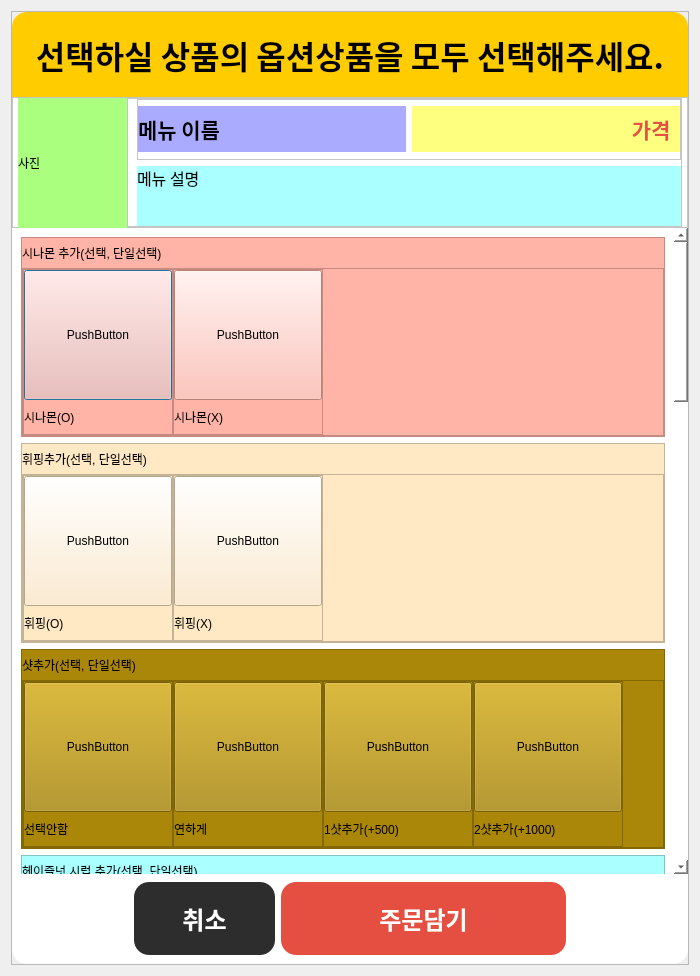
Before: the Qt Designer form UI/mega_choose_option_page.ui in guaba98/mega_kiosk, drawn with Qt 5.
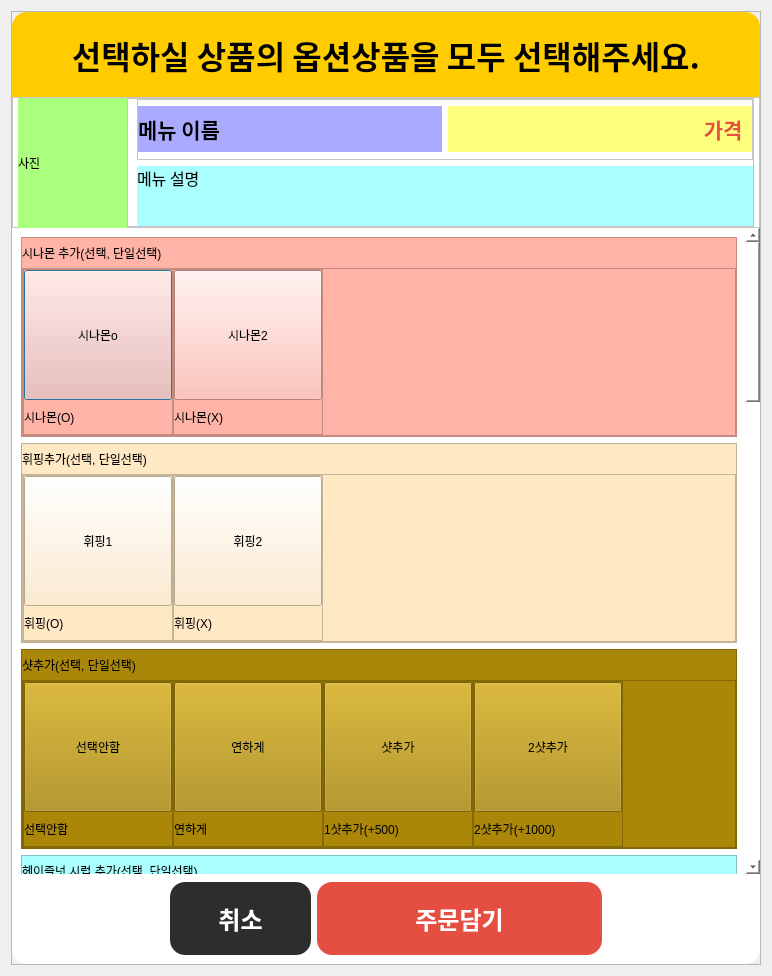
After: the same form once the commit is applied.

Commit message: mega kiosk day6 - 옵션 부분 수정중

```diff
--- a/UI/mega_choose_option_page.ui
+++ b/UI/mega_choose_option_page.ui
@@ -6,7 +6,7 @@
    <rect>
     <x>0</x>
     <y>0</y>
-    <width>700</width>
+    <width>772</width>
     <height>976</height>
    </rect>
   </property>
@@ -320,9 +320,9 @@
                <property name="geometry">
                 <rect>
                  <x>0</x>
-                 <y>-1834</y>
-                 <width>663</width>
-                 <height>2490</height>
+                 <y>-1860</y>
+                 <width>727</width>
+                 <height>2506</height>
                 </rect>
                </property>
                <layout class="QVBoxLayout" name="verticalLayout_6">
@@ -450,7 +450,7 @@
                             <cursorShape>OpenHandCursor</cursorShape>
                            </property>
                            <property name="text">
-                            <string>PushButton</string>
+                            <string>시나몬o</string>
                            </property>
                            <property name="checkable">
                             <bool>true</bool>
@@ -509,7 +509,7 @@
                             <cursorShape>OpenHandCursor</cursorShape>
                            </property>
                            <property name="text">
-                            <string>PushButton</string>
+                            <string>시나몬2</string>
                            </property>
                            <property name="checkable">
                             <bool>true</bool>
@@ -669,7 +669,7 @@
                             <cursorShape>OpenHandCursor</cursorShape>
                            </property>
                            <property name="text">
-                            <string>PushButton</string>
+                            <string>휘핑1</string>
                            </property>
                            <property name="checkable">
                             <bool>true</bool>
@@ -728,7 +728,7 @@
                             <cursorShape>OpenHandCursor</cursorShape>
                            </property>
                            <property name="text">
-                            <string>PushButton</string>
+                            <string>휘핑2</string>
                            </property>
                            <property name="checkable">
                             <bool>true</bool>
@@ -888,7 +888,7 @@
                             <cursorShape>OpenHandCursor</cursorShape>
                            </property>
                            <property name="text">
-                            <string>PushButton</string>
+                            <string>선택안함</string>
                            </property>
                            <property name="checkable">
                             <bool>true</bool>
@@ -947,7 +947,7 @@
                             <cursorShape>OpenHandCursor</cursorShape>
                            </property>
                            <property name="text">
-                            <string>PushButton</string>
+                            <string>연하게</string>
                            </property>
                            <property name="checkable">
                             <bool>true</bool>
@@ -1006,7 +1006,7 @@
                             <cursorShape>OpenHandCursor</cursorShape>
                            </property>
                            <property name="text">
-                            <string>PushButton</string>
+                            <string>샷추가</string>
                            </property>
                            <property name="checkable">
                             <bool>true</bool>
@@ -1065,7 +1065,7 @@
                             <cursorShape>OpenHandCursor</cursorShape>
                            </property>
                            <property name="text">
-                            <string>PushButton</string>
+                            <string>2샷추가</string>
                            </property>
                            <property name="checkable">
                             <bool>true</bool>
```
Left out of the diff: 524 changed lines with no effect on the pictures. The commit also changes 4 other files.
